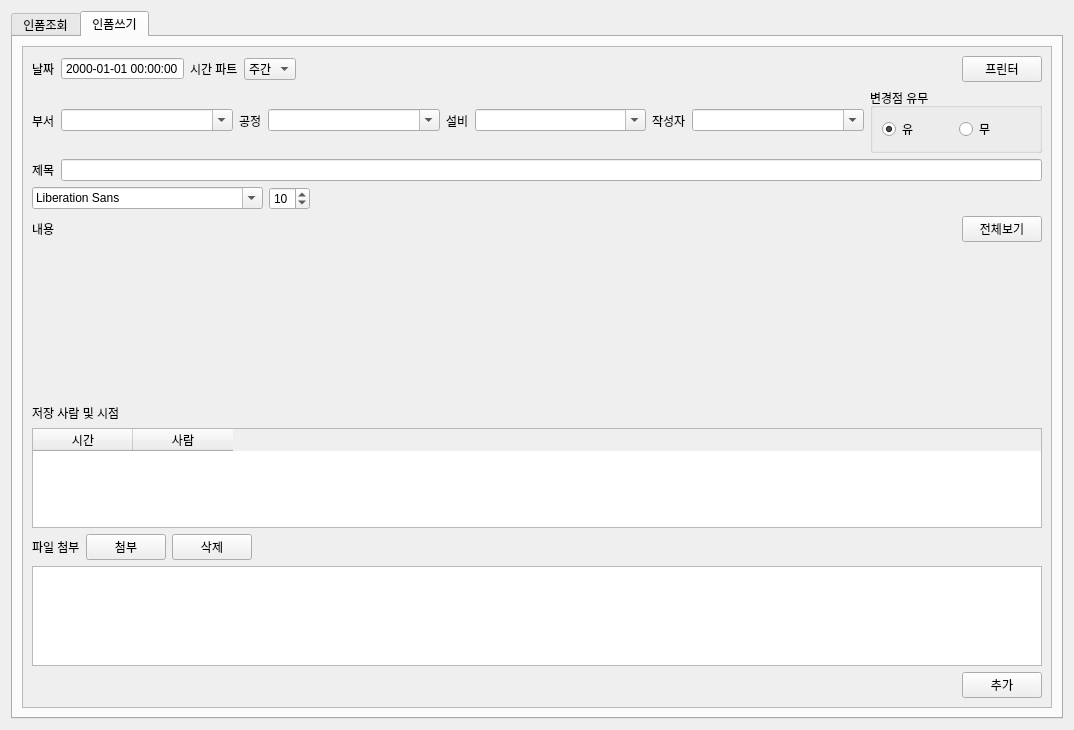
Qt form eismain.ui (kimbakcho/FABWI) before a commit.
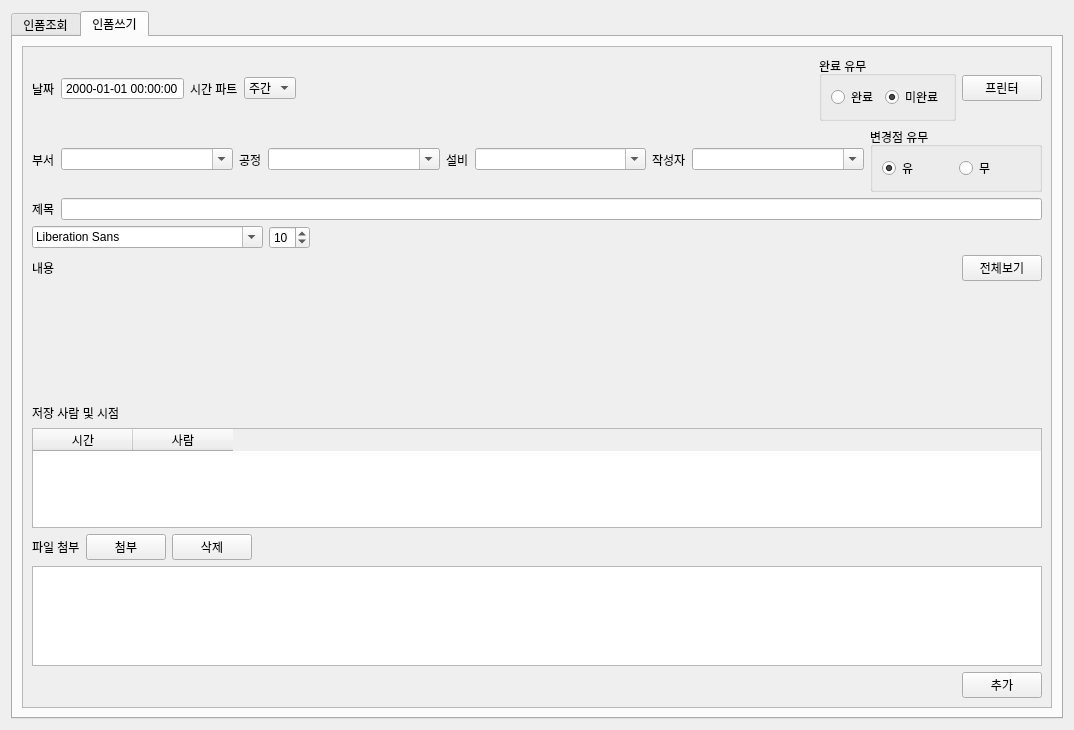
The same form after that commit. The open tabs and pages were chosen to show the change.

Diff of the .ui file:
```diff
--- a/eismain.ui
+++ b/eismain.ui
@@ -624,6 +624,32 @@
                </property>
               </spacer>
              </item>
+             <item>
+              <widget class="QGroupBox" name="groupBox_2">
+               <property name="title">
+                <string>완료 유무</string>
+               </property>
+               <layout class="QGridLayout" name="gridLayout_5">
+                <item row="0" column="0">
+                 <widget class="QRadioButton" name="complete">
+                  <property name="text">
+                   <string>완료</string>
+                  </property>
+                 </widget>
+                </item>
+                <item row="0" column="1">
+                 <widget class="QRadioButton" name="no_complete">
+                  <property name="text">
+                   <string>미완료</string>
+                  </property>
+                  <property name="checked">
+                   <bool>true</bool>
+                  </property>
+                 </widget>
+                </item>
+               </layout>
+              </widget>
+             </item>
              <item>
               <widget class="QPushButton" name="print_btn">
                <property name="text">
```
Left out of the diff: 11 changed lines with no effect on the pictures.
